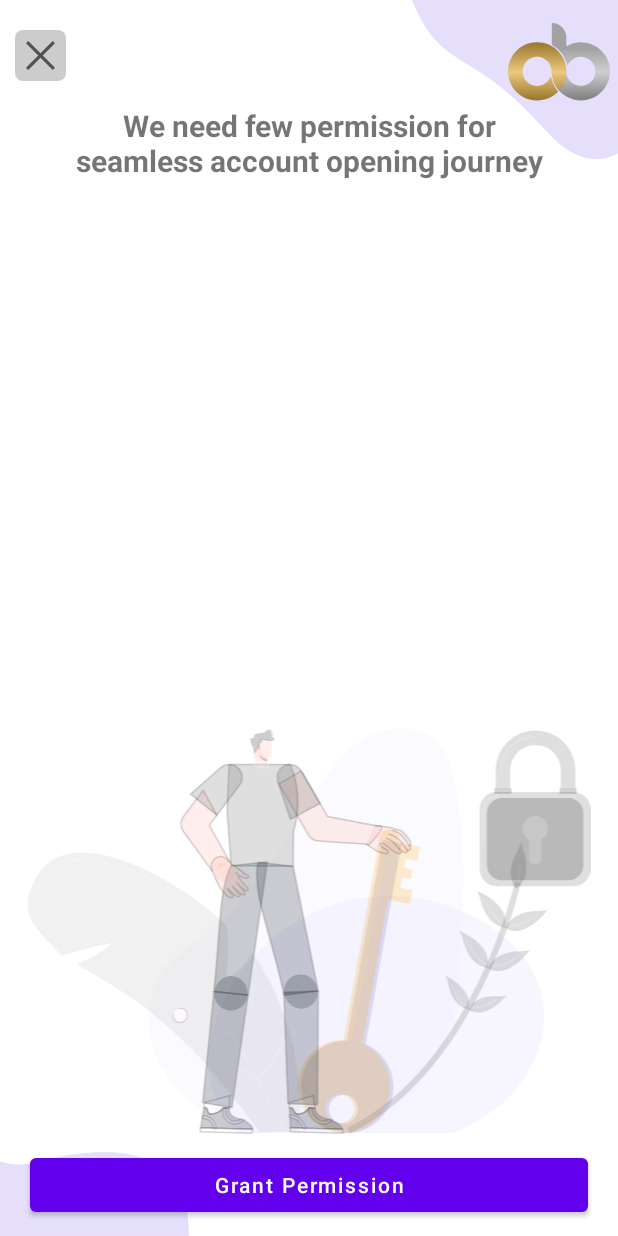
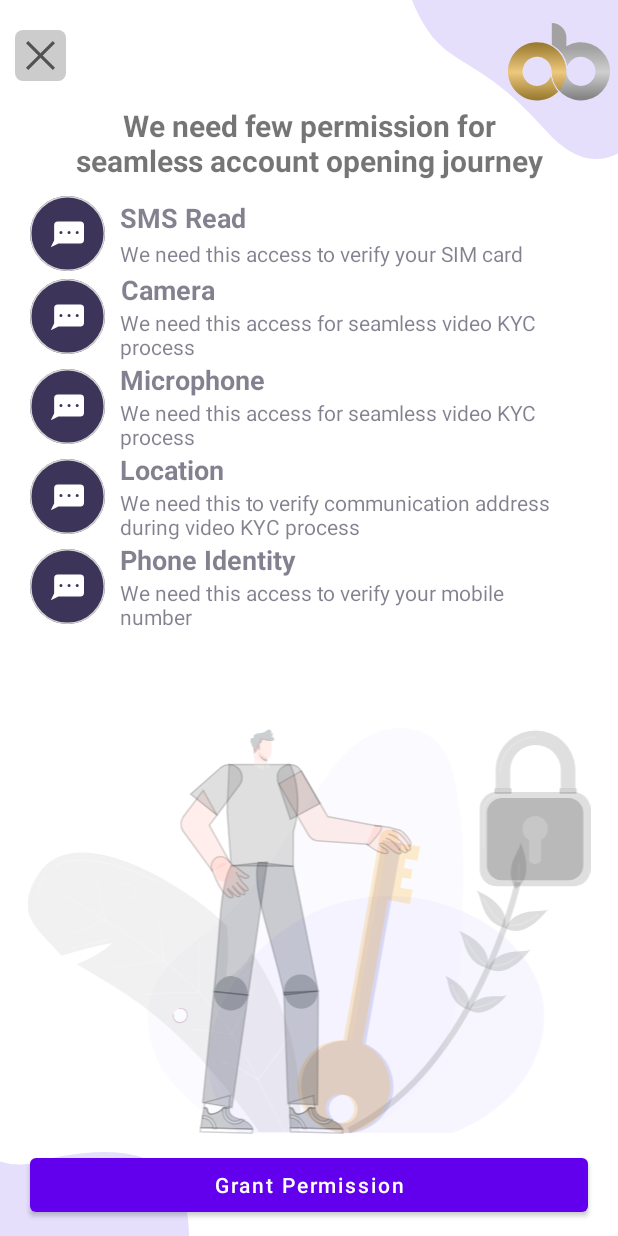
Before and after one commit to surajsahani/OneBanc, an Android app: the OnboardingPermission screen opened directly, with no data from a screen before it, on a phone screen of 412 x 824 dp. Run offline under Robolectric (Android 15) with nearby library versions, the phone set to English and light mode, and no system bars.

Commit message:
adding recyclerView

```diff
--- a/app/build.gradle
+++ b/app/build.gradle
@@ -32,6 +32,9 @@ android {
     buildFeatures {
         viewBinding true
     }
+    buildFeatures{
+        viewBinding true
+    }
 }
 
 dependencies {
--- a/app/src/main/AndroidManifest.xml
+++ b/app/src/main/AndroidManifest.xml
@@ -25,7 +25,7 @@
             android:exported="false"
             android:windowSoftInputMode="adjustResize" />
         <activity
-            android:name=".ScanActivity"
+            android:name=".OnboardingScanCode"
             android:exported="true" />
         <activity
             android:name=".OnboardingName"
@@ -46,10 +46,10 @@
             android:name=".OnboardingInstructions"
             android:exported="false" />
         <activity
-            android:name=".OldUser"
+            android:name=".OnboardingOldUser"
             android:exported="false" />
         <activity
-            android:name=".MainActivity"
+            android:name=".OnboardingWelcome"
             android:exported="true">
             <intent-filter>
                 <action android:name="android.intent.action.MAIN" />
--- a/app/src/main/java/com/martial/salaryup/OnboardingInviteCode.kt
+++ b/app/src/main/java/com/martial/salaryup/OnboardingInviteCode.kt
@@ -5,7 +5,6 @@ import androidx.appcompat.app.AppCompatActivity
 import android.os.Bundle
 import android.widget.Button
 import android.widget.ImageView
-import android.widget.TextView
 
 /**
  * @Author: surasahani
@@ -35,7 +34,7 @@ class OnboardingInviteCode : AppCompatActivity() {
         }
 
         closeIconInvite.setOnClickListener {
-            val intent = Intent(this@OnboardingInviteCode, ScanActivity::class.java)
+            val intent = Intent(this@OnboardingInviteCode, OnboardingScanCode::class.java)
             intent.addFlags(Intent.FLAG_ACTIVITY_CLEAR_TOP or Intent.FLAG_ACTIVITY_NEW_TASK)
             startActivity(intent)
             finish()
--- a/app/src/main/java/com/martial/salaryup/OnboardingName.kt
+++ b/app/src/main/java/com/martial/salaryup/OnboardingName.kt
@@ -27,7 +27,7 @@ class OnboardingName : AppCompatActivity() {
 
         closeIconName.setOnClickListener {
 
-            val intent = Intent(this@OnboardingName, OnboardingInviteCode::class.java)
+            val intent = Intent(this@OnboardingName, OnboardingOldUser::class.java)
             intent.addFlags(Intent.FLAG_ACTIVITY_CLEAR_TOP or Intent.FLAG_ACTIVITY_NEW_TASK)
             startActivity(intent)
             finish()
--- a/app/src/main/java/com/martial/salaryup/OnboardingPermission.kt
+++ b/app/src/main/java/com/martial/salaryup/OnboardingPermission.kt
@@ -4,11 +4,9 @@ import android.Manifest
 import android.app.AlertDialog
 import android.content.Intent
 import android.content.pm.PackageManager
-import android.graphics.Typeface
 import android.os.Build
 import android.os.Bundle
 import android.util.Log
-import android.view.View.INVISIBLE
 import android.widget.Button
 import android.widget.ImageView
 import android.widget.TextView
@@ -16,6 +14,9 @@ import android.widget.Toast
 import androidx.activity.result.ActivityResultLauncher
 import androidx.activity.result.contract.ActivityResultContracts
 import androidx.appcompat.app.AppCompatActivity
+import androidx.recyclerview.widget.LinearLayoutManager
+import androidx.recyclerview.widget.RecyclerView
+
 
 /**
  * @Author: surasahani
@@ -28,40 +29,43 @@ class OnboardingPermission : AppCompatActivity() {
     private val RECORD_REQUEST_CODE = 101
 
     private lateinit var smsRead: ImageView
-
     private lateinit var camera: ImageView
     private lateinit var audio: ImageView
     private lateinit var location: ImageView
     private lateinit var phone: ImageView
     private lateinit var tvSub1: TextView
-
     private lateinit var tv1Permission: TextView
-
     private lateinit var grantPermission: Button
-
-
+    private lateinit var permissionRecyclerView : RecyclerView
     override fun onCreate(savedInstanceState: Bundle?) {
         super.onCreate(savedInstanceState)
         setContentView(R.layout.activity_onboarding_permission)
         initialize()
         onClick()
+
+        //data to populate the data for recyclerView
+        //data to populate the data for recyclerView
+        val data: ArrayList<String> = ArrayList()
+        for (i in 0..49) {
+            data.add("animal # $i")
+        }
+
+        permissionRecyclerView = findViewById(R.id.permissionRecyclerView)
+        permissionRecyclerView.layoutManager = LinearLayoutManager(this)
+        permissionRecyclerView.adapter = OnboardingPermissionAdapter(data)
+        permissionRecyclerView.smoothScrollToPosition(0)
+
     }
 
-    private fun onClick() {
+    fun initialize() {
+        grantPermission = findViewById(R.id.Bt_grantPermission)
+
+    }
+
+    fun onClick() {
         grantPermission.setOnClickListener {
             setupPermission()
         }
-    }
-
-    private fun initialize() {
-        //smsRead = findViewById(R.id.smsRead)
-        grantPermission = findViewById(R.id.Bt_grantPermission)
-//        camera = findViewById(R.id.camera)
-//        audio = findViewById(R.id.audio)
-//        location = findViewById(R.id.location)
-//        phone = findViewById(R.id.phone)
-//        tvSub1 = findViewById(R.id.tvSub1)
-//        tv1Permission = findViewById(R.id.tv1Permission)
     }
 
     private fun setupPermission() {
@@ -161,7 +165,7 @@ class OnboardingPermission : AppCompatActivity() {
 //                    location.setImageResource(R.drawable.ic_tick)
 //                    phone.setImageResource(R.drawable.ic_tick)
 
-                    val intent = Intent(this,ScanActivity::class.java)
+                    val intent = Intent(this, OnboardingScanCode::class.java)
                     startActivity(intent)
 
                     //check the permission name and perform the specific operation
@@ -229,11 +233,6 @@ class OnboardingPermission : AppCompatActivity() {
         }
     }
 
-    override fun onStart() {
-        super.onStart()
-        setupPermission()
-    }
-
     override fun onBackPressed() {
         super.onBackPressed()
         finish()
--- /dev/null
+++ b/app/src/main/java/com/martial/salaryup/OnboardingPermissionAdapter.kt
@@ -0,0 +1,124 @@
+package com.martial.salaryup
+
+
+import android.view.LayoutInflater
+import android.view.View
+import android.view.ViewGroup
+import android.widget.ImageView
+import android.widget.TextView
+import androidx.recyclerview.widget.RecyclerView
+import java.util.*
+
+
+/**
+ * @Author: surajsahani
+ * @Date: 16/06/22
+ */
+
+class OnboardingPermissionAdapter(val mContext: ArrayList<String>) :
+    RecyclerView.Adapter<OnboardingPermissionAdapter.OnboardingPermissionHolder>() {
+    private var listSize = listOf("SMS Read", "Camera", "Microphone", "Location", "Phone Identity")
+    private val liseSizeSub = listOf(
+        "We need this access to verify your SIM card",
+        "We need this access for seamless video KYC process",
+        "We need this access for seamless video KYC process",
+        "We need this to verify communication address during video KYC process",
+        "We need this access to verify your mobile number"
+    )
+
+    private val imageList = listOf(
+        R.drawable.ic_sms,
+        R.drawable.ic_camera,
+        R.drawable.ic_mic,
+        R.drawable.ic_location,
+        R.drawable.ic_phone
+    )
+
+    private var checkItem = -1
+
+    inner class OnboardingPermissionHolder(view: View) : RecyclerView.ViewHolder(view) {
+        var tv: TextView? = null
+        var subTv: TextView? = null
+        var cameraIc: ImageView? = null
+
+        init {
+            tv = view.findViewById(R.id.tv1Permission)
+            subTv = view.findViewById(R.id.tvSub1)
+            cameraIc = view.findViewById(R.drawable.ic_camera)
+        }
+    }
+
+    override fun onCreateViewHolder(parent: ViewGroup, viewType: Int): OnboardingPermissionHolder {
+        val view =
+            LayoutInflater.from(parent.context).inflate(R.layout.item_recyclerview, parent, false)
+        return OnboardingPermissionHolder(view)
+
+    }
+
+    override fun onBindViewHolder(holder: OnboardingPermissionHolder, position: Int) {
+        val text = listSize[position]
+        val subText = liseSizeSub[position]
+        val icons = imageList[position]
+
+        holder.tv?.apply {
+            this.text = text
+            this.setOnClickListener {
+                refresh(position)
+            }
+            if (position == checkItem) {
+                this.isSelected = true
+                this.setTextColor(R.color.white)
+            } else {
+                this.isSelected = false
+                this.setTextColor(R.color.black)
+            }
+        }
+        holder.subTv?.apply {
+            this.text = subText
+            this.setOnClickListener {
+                refresh(position)
+            }
+            if (position == checkItem) {
+                this.isSelected = true
+                this.setTextColor(R.color.white)
+            } else {
+                this.isSelected = false
+                this.setTextColor(R.color.black)
+            }
+        }
+        holder.cameraIc?.apply {
+            //this.text = icons
+            this.setImageResource(icons)
+            this.setOnClickListener {
+                refresh(position)
+            }
+            if (position == checkItem) {
+                this.isSelected = true
+                this.setImageResource(icons)
+                //this.setTextColor(R.color.white)
+            } else {
+                this.isSelected = false
+                this.setImageResource(icons)
+                //this.setTextColor(R.color.black)
+            }
+        }
+    }
+
+    private fun refresh(position: Int) {
+        checkItem = position
+        notifyDataSetChanged()
+    }
+
+    private fun setTextSizes(textSize: Int) {
+        this.listSize = listSize
+        notifyDataSetChanged()
+    }
+
+    fun getCheckedSize() = listSize[checkItem]
+
+    override fun getItemCount() = listSize.size
+
+    companion object {
+        val TAG = "ModalAdapter"
+    }
+}
--- a/app/src/main/res/layout/activity_main.xml
+++ b/app/src/main/res/layout/activity_main.xml
@@ -4,7 +4,7 @@
     xmlns:tools="http://schemas.android.com/tools"
     android:layout_width="match_parent"
     android:layout_height="match_parent"
-    tools:context=".MainActivity">
+    tools:context=".OnboardingWelcome">
 
     <ImageView
         android:id="@+id/upperCurve"
@@ -63,7 +63,6 @@
         app:layout_constraintBottom_toTopOf="@id/getStarted"
         app:layout_constraintEnd_toEndOf="parent"
         app:layout_constraintStart_toStartOf="parent"
-        app:layout_constraintTop_toTopOf="@id/welcomeTv"
         app:layout_constraintTop_toBottomOf="@id/welcomeTv" />
 
 
@@ -77,7 +76,6 @@
         app:layout_constraintBottom_toTopOf="@id/bankingPartner"
         app:layout_constraintEnd_toEndOf="parent"
         app:layout_constraintStart_toStartOf="parent"
-        app:layout_constraintTop_toTopOf="@id/subwelcomeTv"
         app:layout_constraintTop_toBottomOf="@id/subwelcomeTv" />
 
     <TextView
--- a/app/src/main/res/layout/activity_old_user.xml
+++ b/app/src/main/res/layout/activity_old_user.xml
@@ -4,7 +4,7 @@
     xmlns:tools="http://schemas.android.com/tools"
     android:layout_width="match_parent"
     android:layout_height="match_parent"
-    tools:context=".OldUser">
+    tools:context=".OnboardingOldUser">
 
 
     <ImageView
--- a/app/src/main/res/layout/activity_onboarding_permission.xml
+++ b/app/src/main/res/layout/activity_onboarding_permission.xml
@@ -12,7 +12,6 @@
         android:layout_width="wrap_content"
         android:layout_height="wrap_content"
         android:src="@drawable/ic_bg_upper_curve"
-        android:text="Hello World!"
         app:layout_constraintEnd_toEndOf="parent"
         app:layout_constraintTop_toTopOf="parent" />
 
@@ -21,9 +20,9 @@
         android:id="@+id/oneBanc"
         android:layout_width="wrap_content"
         android:layout_height="wrap_content"
+        android:layout_marginEnd="5dp"
+        android:paddingTop="15sp"
         android:src="@drawable/ic_onebanc_logo"
-        android:paddingTop="15sp"
-        android:layout_marginEnd="5dp"
         app:layout_constraintEnd_toEndOf="parent"
         app:layout_constraintTop_toTopOf="parent" />
 
@@ -31,9 +30,9 @@
         android:id="@+id/closeIcon"
         android:layout_width="wrap_content"
         android:layout_height="wrap_content"
-        android:background="@drawable/round_shape"
         android:layout_marginStart="10dp"
         android:layout_marginTop="20dp"
+        android:background="@drawable/round_shape"
         android:src="@drawable/close_open"
         app:layout_constraintStart_toStartOf="parent"
         app:layout_constraintTop_toTopOf="parent" />
@@ -42,17 +41,17 @@
         android:id="@+id/tv"
         android:layout_width="match_parent"
         android:layout_height="wrap_content"
+        android:layout_marginTop="70dp"
+        android:layout_marginBottom="40dp"
         android:gravity="center"
         android:paddingLeft="40dp"
         android:paddingRight="40dp"
-        app:layout_constraintTop_toTopOf="parent"
-        android:layout_marginTop="70dp"
-        android:layout_marginBottom="40dp"
         android:text="We need few permission for seamless account opening journey"
         android:textSize="20dp"
         android:textStyle="bold"
         app:layout_constraintEnd_toEndOf="parent"
-        app:layout_constraintStart_toStartOf="parent" />
+        app:layout_constraintStart_toStartOf="parent"
+        app:layout_constraintTop_toTopOf="parent" />
 
     <!--    <ImageView-->
     <!--        android:id="@+id/smsRead"-->
@@ -257,22 +256,25 @@
         android:id="@+id/permissionRecyclerView"
         android:layout_width="match_parent"
         android:layout_height="0dp"
+        android:layout_marginTop="10dp"
+        android:descendantFocusability="blocksDescendants"
+        app:layout_constraintBottom_toTopOf="@id/Bt_grantPermission"
+        app:layout_constraintEnd_toEndOf="parent"
         app:layout_constraintStart_toStartOf="parent"
-    app:layout_constraintEnd_toEndOf="parent"
         app:layout_constraintTop_toBottomOf="@id/tv"
-    app:layout_constraintBottom_toTopOf="@id/permissionBackground"
         tools:listitem="@layout/item_recyclerview" />
 
     <ImageView
         android:id="@+id/permissionBackground"
         android:layout_width="0dp"
         android:layout_height="wrap_content"
+        android:layout_marginBottom="10dp"
         android:src="@drawable/ic_permissions_graphic"
         app:layout_constraintBottom_toTopOf="@id/Bt_grantPermission"
         app:layout_constraintEnd_toEndOf="parent"
-        android:layout_marginBottom="10dp"
         app:layout_constraintStart_toStartOf="parent"
         app:layout_constraintVertical_chainStyle="packed" />
+
     <ImageView
         android:layout_width="wrap_content"
         android:layout_height="wrap_content"
@@ -280,16 +282,17 @@
         android:text="Hello World!"
         app:layout_constraintBottom_toBottomOf="parent"
         app:layout_constraintStart_toStartOf="parent" />
+
     <Button
         android:id="@+id/Bt_grantPermission"
         android:layout_width="match_parent"
-        app:layout_constraintStart_toStartOf="parent"
-        app:layout_constraintEnd_toEndOf="parent"
-        android:text="Grant Permission"
+        android:layout_height="wrap_content"
         android:layout_marginStart="20sp"
         android:layout_marginEnd="20sp"
         android:layout_marginBottom="10sp"
+        android:text="Grant Permission"
         android:textAllCaps="false"
         app:layout_constraintBottom_toBottomOf="parent"
-        android:layout_height="wrap_content"/>
+        app:layout_constraintEnd_toEndOf="parent"
+        app:layout_constraintStart_toStartOf="parent" />
 </androidx.constraintlayout.widget.ConstraintLayout>
--- a/app/src/main/res/layout/activity_scan.xml
+++ b/app/src/main/res/layout/activity_scan.xml
@@ -4,7 +4,7 @@
     android:layout_height="match_parent"
     xmlns:tools="http://schemas.android.com/tools"
     xmlns:app="http://schemas.android.com/apk/res-auto"
-    tools:context=".ScanActivity">
+    tools:context=".OnboardingScanCode">
 
 
     <SurfaceView
--- a/app/src/main/res/layout/item_recyclerview.xml
+++ b/app/src/main/res/layout/item_recyclerview.xml
@@ -9,8 +9,6 @@
         android:layout_height="50dp"
         android:layout_marginStart="20sp"
         android:src="@drawable/ic_sms"
-        android:layout_marginTop="20sp"
-        android:layout_marginBottom="20sp"
         app:layout_constraintTop_toTopOf="parent"
         app:layout_constraintStart_toStartOf="parent"
         app:layout_constraintBottom_toBottomOf="parent"
@@ -29,12 +27,15 @@
         android:textStyle="bold" />
     <TextView
         android:id="@+id/tvSub1"
-        android:layout_width="wrap_content"
+        android:layout_width="0dp"
         android:layout_height="wrap_content"
         android:gravity="left"
+        android:paddingEnd="10sp"
+        app:layout_constraintTop_toBottomOf="@id/tv1Permission"
+        android:layout_marginStart="10dp"
         app:layout_constraintStart_toEndOf="@id/smsRead"
-        android:layout_marginStart="10dp"
         app:layout_constraintBottom_toBottomOf="@id/smsRead"
-        android:text="We need this access for seamless video \nKYC process"
-        />
+        app:layout_constraintEnd_toEndOf="parent"
+        android:layout_marginEnd="20sp"
+        android:text="We need this access for seamless video \nKYC process" />
 </androidx.constraintlayout.widget.ConstraintLayout>
```
Also changed, not shown: app/src/main/java/com/martial/salaryup/OnboardingOldUser.kt (renamed from app/src/main/java/com/martial/salaryup/MainActivity.kt, +6 -13 lines), app/src/main/java/com/martial/salaryup/OnboardingScanCode.kt (renamed from app/src/main/java/com/martial/salaryup/ScanActivity.kt, +6 -6 lines), app/src/main/java/com/martial/salaryup/OnboardingWelcome.kt (renamed from app/src/main/java/com/martial/salaryup/OldUser.kt, +14 -7 lines). Lines whose indentation alone changed are shown as unchanged.
